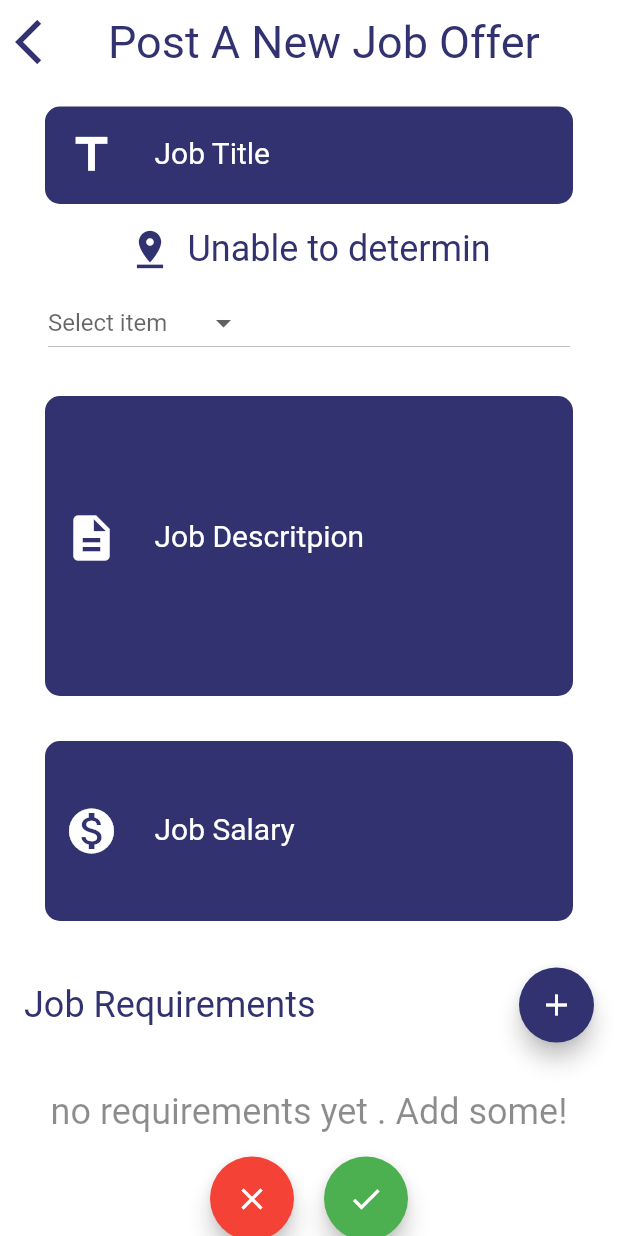
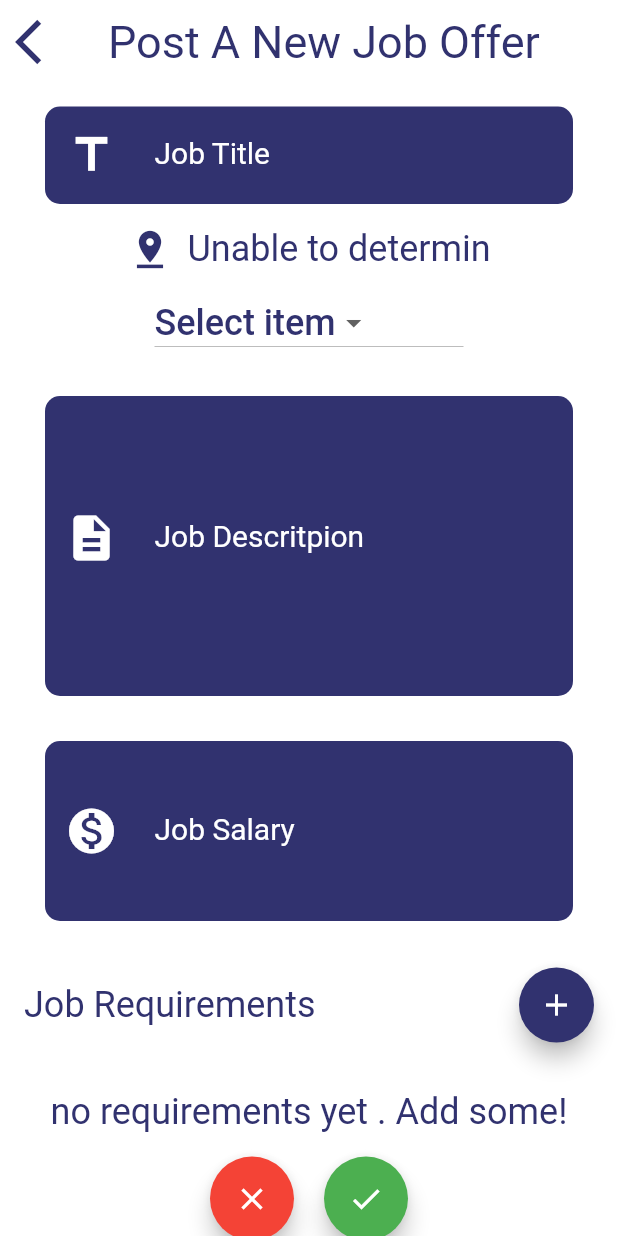
Before and after one commit to kai5899/Wazzifni, a Flutter app: the AddJobView screen opened directly, on a phone screen of 412 x 824 dp. Run offline on Flutter 3.47's test engine with Material 2 defaults, Android fonts, the light colour scheme and no system bars; our stand-ins replace cloud_firestore, firebase_auth, firebase_core, firebase_storage, flutter_switch, font_awesome_flutter and 11 more; missing offline and left inert: day_night_switcher, flex_color_picker, geocoder; accounts and stored records are empty; statements that could not run were skipped.

Commit message:
new changes

```diff
--- a/lib/Controllers/AppController.dart
+++ b/lib/Controllers/AppController.dart
@@ -71,7 +71,7 @@ class AppController extends GetxController with SingleGetTickerProviderMixin {
     } else {
       SystemChrome.setSystemUIOverlayStyle(SystemUiOverlayStyle.dark.copyWith(
           statusBarColor: ThemeService().isDarkMode()
-              ? Color(0xFF050111)
+              ? Color(0xFF151515)
               : Colors.white, // Color for Android
 
           statusBarBrightness:
--- a/lib/Controllers/AuthController.dart
+++ b/lib/Controllers/AuthController.dart
@@ -21,6 +21,7 @@ class AuthController extends GetxController {
   void onInit() {
     super.onInit();
     print("we are in OnInit");
+    getUserData();
     _firebaseUser.value = auth.currentUser;
     _firebaseUser.bindStream(auth.authStateChanges());
     getUserData();
--- a/lib/Services/ThemServices.dart
+++ b/lib/Services/ThemServices.dart
@@ -12,13 +12,13 @@ class ThemeService {
       primarySwatch: Colors.grey,
       primaryColor: Colors.white,
       brightness: Brightness.dark,
-      backgroundColor: const Color(0xFF212121),
+      backgroundColor: const Color(0xFF2b2e4a),
       accentColor: Colors.white,
       accentIconTheme: IconThemeData(color: Colors.black),
       dividerColor: Colors.black12,
-      scaffoldBackgroundColor: const Color(0xFF050111),
+      scaffoldBackgroundColor: const Color(0xFF151515),
       appBarTheme: AppBarTheme(
-        backgroundColor: const Color(0xFF050111),
+        backgroundColor: const Color(0xFF151515),
         titleTextStyle: mainStyle(fontColor: Colors.white, fontSize: 48),
       ));
 
--- a/lib/Widgets/Jobs/AddJobView.dart
+++ b/lib/Widgets/Jobs/AddJobView.dart
@@ -14,8 +14,7 @@ class AddJobView extends StatelessWidget {
   AddJobView();
   final JobsController jobsController = Get.put(JobsController());
   final AuthController _authController = Get.put(AuthController());
-  final AppController regUserAppController =
-      Get.put(AppController());
+  final AppController regUserAppController = Get.put(AppController());
 
   @override
   Widget build(BuildContext context) {
@@ -87,15 +86,19 @@ class AddJobView extends StatelessWidget {
               },
             ),
             Padding(
-              padding: const EdgeInsets.only(
-                left: 32,
-                right: 32,
+              padding: EdgeInsets.only(
+                left: Get.width * 0.25,
+                right: Get.width * 0.25,
                 top: 10,
                 bottom: 10,
               ),
               child: DropdownButton<String>(
                 hint: Text(
                   "Select item",
+                  style: mainStyle(
+                      fontSize: 24,
+                      fontColor: context.theme.primaryColor,
+                      fontWeight: FontWeight.w500),
                 ),
                 value: jobsController.selectedType.value,
                 onChanged: (String value) {
@@ -110,7 +113,7 @@ class AddJobView extends StatelessWidget {
                           user,
                           style: mainStyle(
                               fontSize: 24,
-                              fontColor: mainColor,
+                              fontColor: context.theme.primaryColor,
                               fontWeight: FontWeight.w500),
                         ),
                       ],
@@ -161,7 +164,7 @@ class AddJobView extends StatelessWidget {
                         Radius.circular(360),
                       ),
                     ),
-                    closedColor: context.theme.primaryColor,
+                    closedColor: mainColor,
                     closedBuilder:
                         (BuildContext context, VoidCallback openContainer) {
                       return SizedBox(
@@ -185,7 +188,10 @@ class AddJobView extends StatelessWidget {
                   ? Center(
                       child: Text(
                         "no requirements yet . Add some!",
-                        style: mainStyle(fontSize: 24),
+                        style: mainStyle(
+                          fontSize: 24,
+                          fontColor: context.theme.primaryColor,
+                        ),
                       ),
                     )
                   : ListView.builder(
```
Also changed, not shown: lib/Pages/JobsView.dart (+4 -4 lines), lib/Pages/RegUserPages/RegUserHomePageView.dart (+9 -9 lines), lib/Pages/Settings.dart (+19 -13 lines), lib/Widgets/RegUserPanelWidget.dart (+9 -3 lines).
